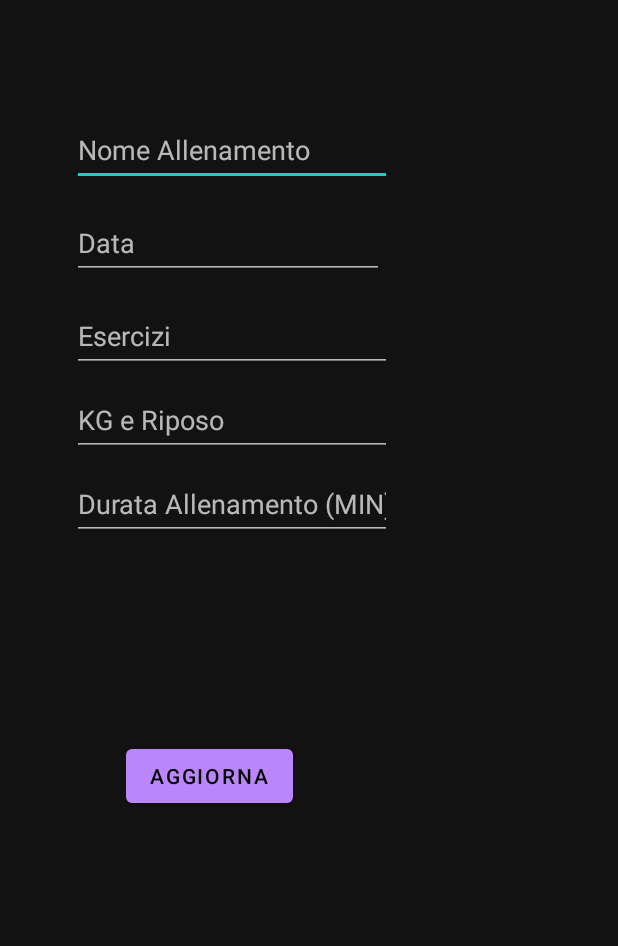
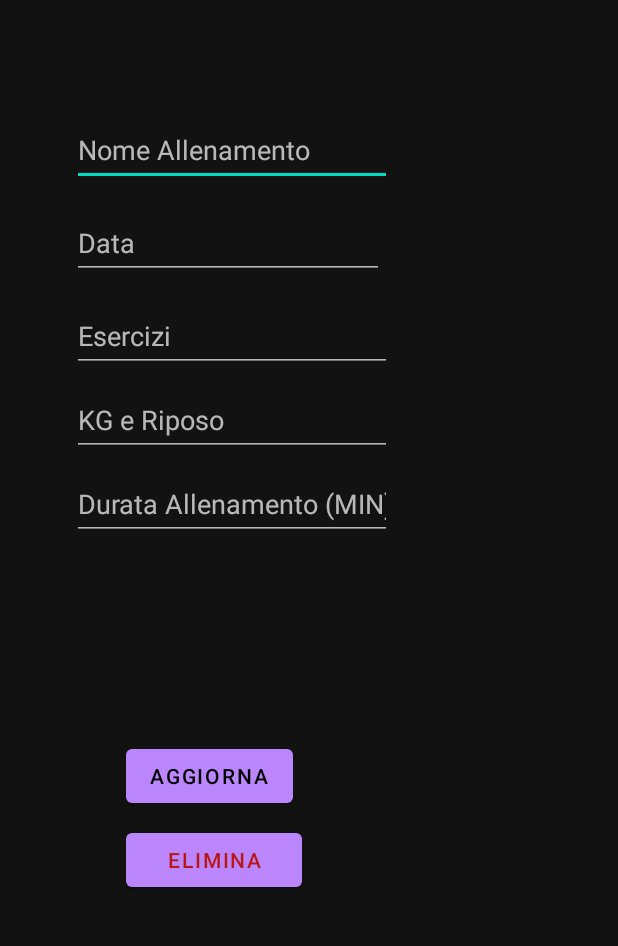
Before and after one commit to lucaruffolo/PDM_Project, an Android app: the EditAllenamento screen opened directly, with no data from a screen before it, on a phone screen of 412 x 824 dp, the part 62-1008 px from its top. Run offline under Robolectric (Android 15) with nearby library versions, the phone set to English and light mode, and no system bars; Roboto replaces fonts that are not available here.

Commit message:
Delete button
from edit allenamento

```diff
--- a/app/src/main/java/com/example/pdm_project/CustomAdapter.java
+++ b/app/src/main/java/com/example/pdm_project/CustomAdapter.java
@@ -19,11 +19,9 @@ import java.util.ArrayList;
 public class CustomAdapter extends RecyclerView.Adapter<CustomAdapter.MyViewHolder> {
 
     private Context context;
-    private Activity activity;
     private ArrayList<String> id, nome, data,esercizio,kgrip,durata;
 
-    CustomAdapter(Activity activity,Context context, ArrayList<String> id,ArrayList<String> nome, ArrayList<String> data, ArrayList<String> esercizio, ArrayList<String> kgrip, ArrayList<String> durata){
-        this.activity = activity;
+    CustomAdapter(Context context, ArrayList<String> id,ArrayList<String> nome, ArrayList<String> data, ArrayList<String> esercizio, ArrayList<String> kgrip, ArrayList<String> durata){
         this.context = context;
         this.id = id;
         this.nome = nome;
--- a/app/src/main/java/com/example/pdm_project/Database.java
+++ b/app/src/main/java/com/example/pdm_project/Database.java
@@ -90,14 +90,13 @@ public class Database extends SQLiteOpenHelper {
         }
 
     }
-//--
     void deleteOneRow(String row_id){
         SQLiteDatabase db = this.getWritableDatabase();
         long result = db.delete(TABLE_NAME, "_id=?", new String[]{row_id});
         if(result == -1){
-            Toast.makeText(context, "Failed to Delete.", Toast.LENGTH_SHORT).show();
+            Toast.makeText(context, "Errore elimina.", Toast.LENGTH_SHORT).show();
         }else{
-            Toast.makeText(context, "Successfully Deleted.", Toast.LENGTH_SHORT).show();
+            Toast.makeText(context, "Eliminato con successo!", Toast.LENGTH_SHORT).show();
         }
     }
 
--- a/app/src/main/java/com/example/pdm_project/FirstFragment.java
+++ b/app/src/main/java/com/example/pdm_project/FirstFragment.java
@@ -64,7 +64,7 @@ public class FirstFragment extends Fragment {
         storeDataInArrays();
         Toast.makeText(view.getContext(), "Caricato " + array_id.size() + " Allenamenti", Toast.LENGTH_SHORT).show();
 
-        ca = new CustomAdapter(getActivity(),getContext(),array_id, array_nomeAllenamento,array_dataAllenamento,array_esercizioAllenamento,array_kgRiposoAllenamento,array_DurataAllenamento);
+        ca = new CustomAdapter(getContext(),array_id, array_nomeAllenamento,array_dataAllenamento,array_esercizioAllenamento,array_kgRiposoAllenamento,array_DurataAllenamento);
         rv.setAdapter(ca);
         rv.setLayoutManager(new LinearLayoutManager(getContext()));
     }
--- a/app/src/main/res/layout/activity_edit_allenamento.xml
+++ b/app/src/main/res/layout/activity_edit_allenamento.xml
@@ -79,4 +79,15 @@
         android:text="Aggiorna"
         app:layout_constraintStart_toStartOf="parent"
         app:layout_constraintTop_toBottomOf="@+id/input_DurataAllenamento2" />
+
+    <Button
+        android:id="@+id/btn_deleteAllenamento"
+        android:layout_width="117dp"
+        android:layout_height="48dp"
+        android:layout_marginStart="84dp"
+        android:layout_marginTop="8dp"
+        android:text="Elimina"
+        android:textColor="@color/red"
+        app:layout_constraintStart_toStartOf="parent"
+        app:layout_constraintTop_toBottomOf="@+id/btn_updateAllenamento" />
 </androidx.constraintlayout.widget.ConstraintLayout>
--- a/app/src/main/res/values/colors.xml
+++ b/app/src/main/res/values/colors.xml
@@ -11,4 +11,5 @@
     <color name="green">#6BFF00</color>
     <color name="gray">#FFb3b3b3</color>
     <color name="blue">#1731B8</color>
+    <color name="red">#B81717</color>
 </resources>
```
Also changed, not shown: app/src/main/java/com/example/pdm_project/EditAllenamento.java (+32 -1 lines).
